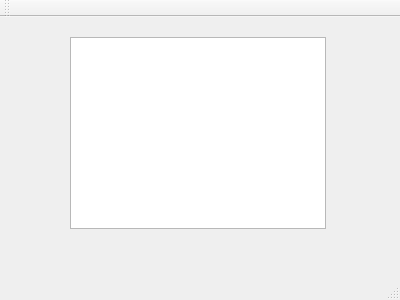
The window that src/mainwindow.ui (MuesliReep/TradeDeck) describes before a commit, drawn with Qt 5.
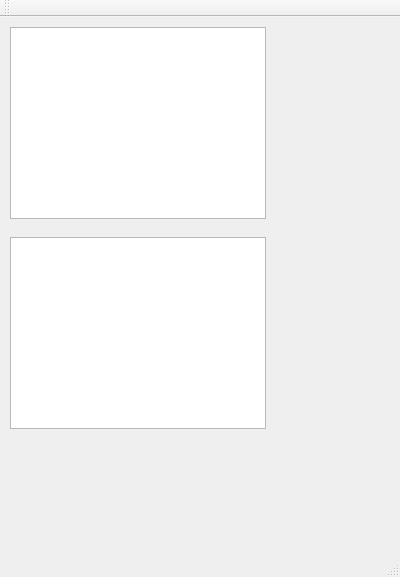
The same window after the commit.

Commit message: Depth data now shown and updated in UI

```diff
--- a/src/mainwindow.ui
+++ b/src/mainwindow.ui
@@ -7,7 +7,7 @@
     <x>0</x>
     <y>0</y>
     <width>400</width>
-    <height>300</height>
+    <height>577</height>
    </rect>
   </property>
   <property name="windowTitle">
@@ -17,8 +17,18 @@
    <widget class="QListWidget" name="listWidget">
     <property name="geometry">
      <rect>
-      <x>70</x>
-      <y>20</y>
+      <x>10</x>
+      <y>10</y>
+      <width>256</width>
+      <height>192</height>
+     </rect>
+    </property>
+   </widget>
+   <widget class="QListWidget" name="listWidgetBids">
+    <property name="geometry">
+     <rect>
+      <x>10</x>
+      <y>220</y>
       <width>256</width>
       <height>192</height>
      </rect>
```
Left out of the diff: 2 changed lines with no effect on the pictures. The commit also changes 6 other files.
